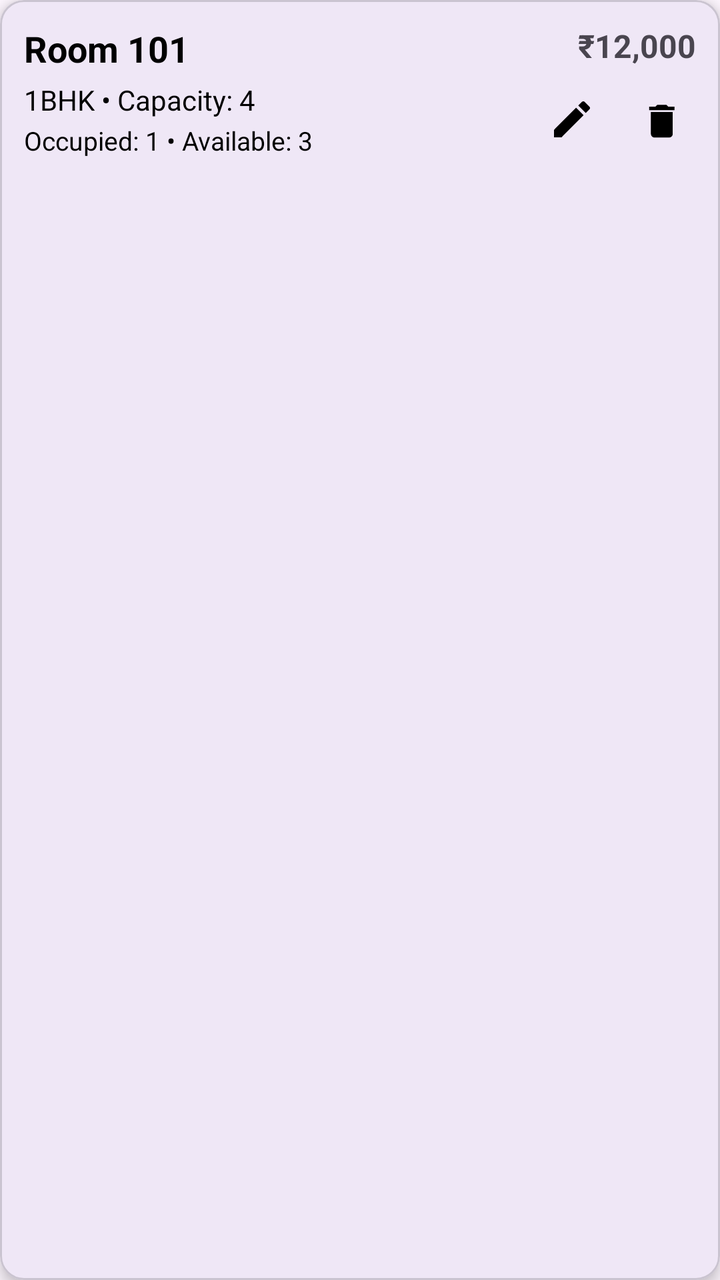
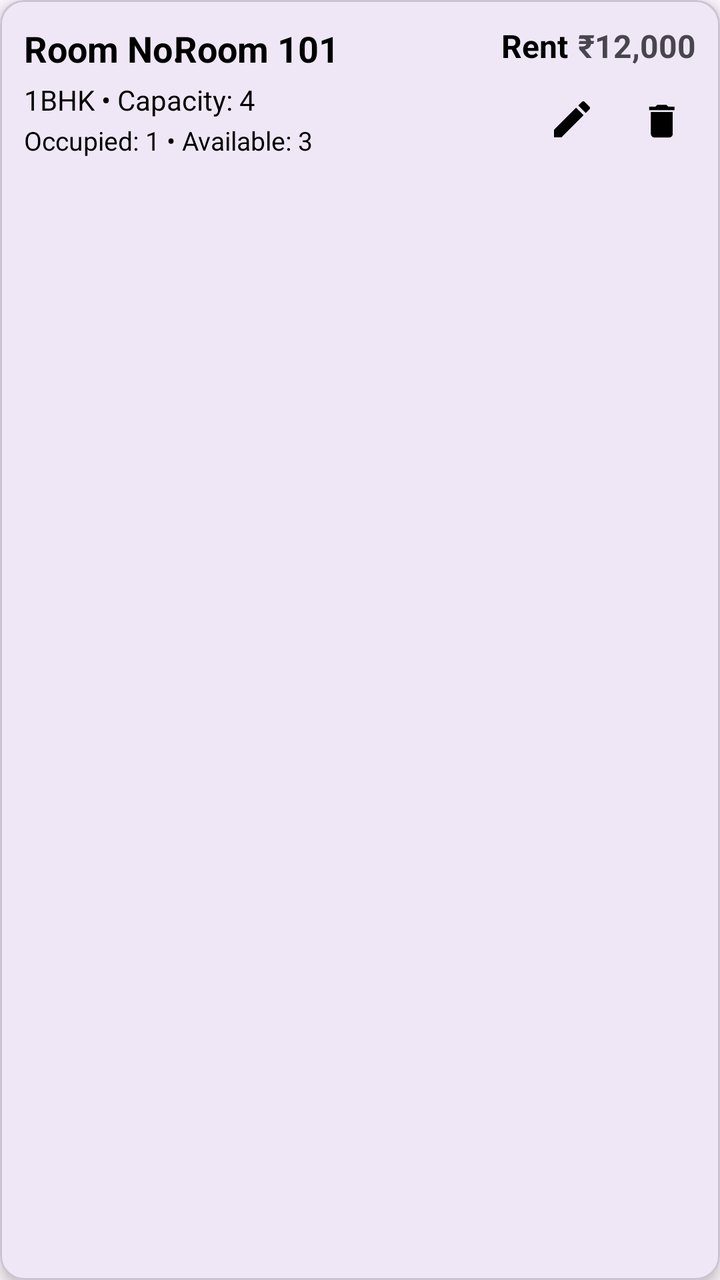

An Android layout rendered at two revisions. The XML below is the earlier revision; the diff shows what the commit changed to produce the second picture.
<!-- AndroidManifest.xml: application theme Theme.RentMangment -->
<!-- res/layout/item_room.xml -->
<?xml version="1.0" encoding="utf-8"?>
<com.google.android.material.card.MaterialCardView xmlns:android="http://schemas.android.com/apk/res/android"
    xmlns:card="http://schemas.android.com/apk/res-auto"
    android:layout_width="match_parent"
    android:layout_height="wrap_content"
    card:cardCornerRadius="12dp"
    card:cardElevation="4dp"
    android:layout_margin="8dp"
    card:strokeWidth="1dp"
    android:foreground="?attr/selectableItemBackground">

    <RelativeLayout
        android:layout_width="match_parent"
        android:layout_height="wrap_content"
        android:padding="12dp">

        
        <TextView
            android:id="@+id/tvRoomName"
            android:layout_width="wrap_content"
            android:layout_height="wrap_content"
            android:text="Room 101"
            android:textStyle="bold"
            android:textSize="18sp"
            android:textColor="@color/black"
            android:ellipsize="end"
            android:singleLine="true" />

        
        <TextView
            android:id="@+id/tvRent"
            android:layout_width="wrap_content"
            android:layout_height="wrap_content"
            android:layout_alignParentEnd="true"
            android:text="₹12,000"
            android:textStyle="bold"
            android:textSize="16sp"
           />

        
        <TextView
            android:id="@+id/tvTypeCapacity"
            android:layout_width="wrap_content"
            android:layout_height="wrap_content"
            android:layout_below="@id/tvRoomName"
            android:text="1BHK • Capacity: 4"
            android:textSize="14sp"
            android:textColor="@color/black"
            android:layout_marginTop="4dp" />

        
        <TextView
            android:id="@+id/tvOccupiedAvailable"
            android:layout_width="wrap_content"
            android:layout_height="wrap_content"
            android:layout_below="@id/tvTypeCapacity"
            android:text="Occupied: 1 • Available: 3"
            android:textSize="13sp"
            android:textColor="@color/black"
            android:layout_marginTop="2dp" />

        
        <LinearLayout
            android:id="@+id/layoutActions"
            android:layout_width="wrap_content"
            android:layout_height="wrap_content"
            android:layout_below="@id/tvRent"
            android:layout_alignParentEnd="true"
            android:orientation="horizontal"
            android:layout_marginTop="8dp">

            <ImageButton
                android:id="@+id/btnEdit"
                android:layout_width="36dp"
                android:layout_height="36dp"
                android:background="?attr/selectableItemBackgroundBorderless"
                android:src="@drawable/ic_edit"
                android:contentDescription="Edit Room"
                card:tint="@color/black" />

            <ImageButton
                android:id="@+id/btnDelete"
                android:layout_width="36dp"
                android:layout_height="36dp"
                android:layout_marginStart="8dp"
                android:background="?attr/selectableItemBackgroundBorderless"
                android:src="@drawable/ic_delete"
                android:contentDescription="Delete Room"
                card:tint="@color/black" />

        </LinearLayout>

    </RelativeLayout>
</com.google.android.material.card.MaterialCardView>
<!-- resources referenced by this layout -->
<resources>
  <color name="black">#FF000000</color>
  <!-- drawable ic_delete (drawable) -->
  <?xml version="1.0" encoding="utf-8"?>
  <vector xmlns:android="http://schemas.android.com/apk/res/android"
      android:width="20dp"
      android:height="20dp"
      android:viewportWidth="22"
      android:viewportHeight="22"
      android:tint="#101010">
      <path
          android:fillColor="@android:color/white"
          android:pathData="M6,19c0,1.1 0.9,2 2,2h8c1.1,0 2,-0.9 2,-2V7H6V19zM19,4h-3.5l-1,-1h-5l-1,1H5v2h14V4z"/>
  </vector>
  <!-- drawable ic_edit (drawable) -->
  <?xml version="1.0" encoding="utf-8"?>
  <vector xmlns:android="http://schemas.android.com/apk/res/android"
      android:width="24dp"
      android:height="24dp"
      android:viewportWidth="24"
      android:viewportHeight="24">
  
      <path
          android:fillColor="#FF000000"
          android:pathData="M3,17.25V21h3.75L17.81,9.94l-3.75-3.75L3,17.25zM20.71,7.04c0.39,-0.39 0.39,-1.02 0,-1.41l-2.34,-2.34c-0.39,-0.39 -1.02,-0.39 -1.41,0l-1.83,1.83l3.75,3.75L20.71,7.04z" />
  </vector>
  <style name="Theme.RentMangment" parent="Base.Theme.RentMangment" />
  <style name="Base.Theme.RentMangment" parent="Theme.Material3.DayNight.NoActionBar">
          
          
      </style>
</resources>

<!-- the commit's change to res/layout/item_room.xml (unified diff, before → after) -->
@@ -13,6 +13,15 @@
         android:layout_width="match_parent"
         android:layout_height="wrap_content"
         android:padding="12dp">
+        <TextView
+            android:layout_width="wrap_content"
+            android:layout_height="wrap_content"
+            android:text="Room No. "
+            android:textStyle="bold"
+            android:textSize="18sp"
+            android:textColor="@color/black"
+            android:ellipsize="end"
+            android:singleLine="true" />
 
         
         <TextView
@@ -20,12 +29,21 @@
             android:layout_width="wrap_content"
             android:layout_height="wrap_content"
             android:text="Room 101"
+            android:layout_marginStart="75dp"
             android:textStyle="bold"
             android:textSize="18sp"
             android:textColor="@color/black"
             android:ellipsize="end"
             android:singleLine="true" />
-
+        <TextView
+            android:layout_width="wrap_content"
+            android:layout_height="wrap_content"
+            android:text="Rent"
+            android:layout_marginEnd="5dp"
+            android:textStyle="bold"
+            android:textColor="@color/black"
+            android:layout_toStartOf="@+id/tvRent"
+            android:textSize="16sp"/>
         
         <TextView
             android:id="@+id/tvRent"
